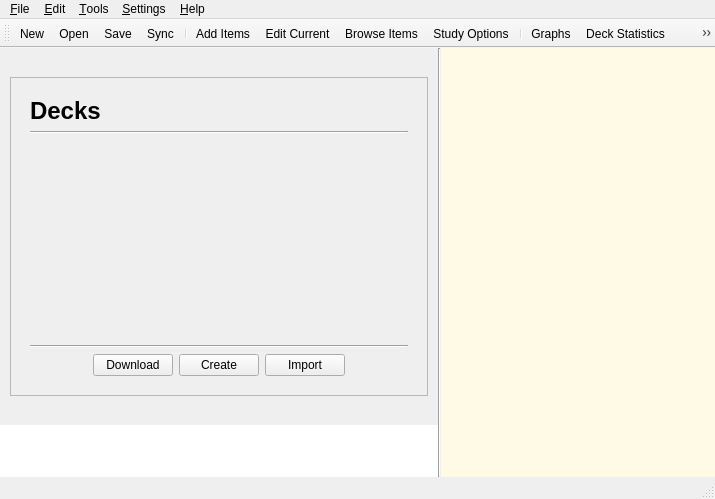
The window that designer/main.ui (ankitects/anki) describes before a commit, drawn with Qt 5.
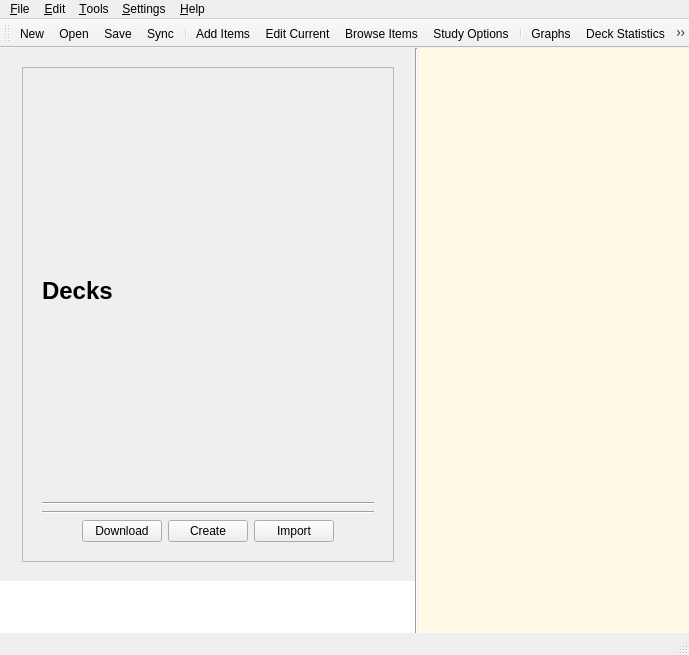
The same window after the commit. The open tabs and pages were chosen to show the change. Icons and pictures are not drawn.

Commit message: render deck browser properly with large fonts

```diff
--- a/designer/main.ui
+++ b/designer/main.ui
@@ -6,8 +6,8 @@
    <rect>
     <x>0</x>
     <y>0</y>
-    <width>715</width>
-    <height>499</height>
+    <width>689</width>
+    <height>655</height>
    </rect>
   </property>
   <property name="sizePolicy">
@@ -1095,7 +1095,7 @@
              <property name="sizeHint" stdset="0">
               <size>
                <width>20</width>
-               <height>20</height>
+               <height>10</height>
               </size>
              </property>
             </spacer>
@@ -1107,9 +1107,12 @@
                <property name="orientation">
                 <enum>Qt::Horizontal</enum>
                </property>
+               <property name="sizeType">
+                <enum>QSizePolicy::Expanding</enum>
+               </property>
                <property name="sizeHint" stdset="0">
                 <size>
-                 <width>1</width>
+                 <width>10</width>
                  <height>20</height>
                 </size>
                </property>
@@ -1118,21 +1121,15 @@
              <item>
               <widget class="QFrame" name="deckBrowserOuterFrame">
                <property name="sizePolicy">
-                <sizepolicy hsizetype="MinimumExpanding" vsizetype="MinimumExpanding">
-                 <horstretch>10</horstretch>
-                 <verstretch>10</verstretch>
+                <sizepolicy hsizetype="Expanding" vsizetype="Expanding">
+                 <horstretch>0</horstretch>
+                 <verstretch>0</verstretch>
                 </sizepolicy>
                </property>
                <property name="minimumSize">
                 <size>
-                 <width>0</width>
-                 <height>250</height>
-                </size>
-               </property>
-               <property name="maximumSize">
-                <size>
-                 <width>450</width>
-                 <height>16777215</height>
+                 <width>200</width>
+                 <height>200</height>
                 </size>
                </property>
                <property name="frameShape">
@@ -1161,65 +1158,6 @@
                     </property>
                    </widget>
                   </item>
-                  <item>
-                   <widget class="QScrollArea" name="decksScrollArea">
-                    <property name="sizePolicy">
-                     <sizepolicy hsizetype="MinimumExpanding" vsizetype="MinimumExpanding">
-                      <horstretch>0</horstretch>
-                      <verstretch>0</verstretch>
-                     </sizepolicy>
-                    </property>
-                    <property name="frameShape">
-                     <enum>QFrame::NoFrame</enum>
-                    </property>
-                    <property name="horizontalScrollBarPolicy">
-                     <enum>Qt::ScrollBarAsNeeded</enum>
-                    </property>
-                    <property name="widgetResizable">
-                     <bool>true</bool>
-                    </property>
-                    <widget class="QWidget" name="scrollAreaWidgetContents">
-                     <property name="geometry">
-                      <rect>
-                       <x>0</x>
-                       <y>0</y>
-                       <width>392</width>
-                       <height>183</height>
-                      </rect>
-                     </property>
-                     <property name="sizePolicy">
-                      <sizepolicy hsizetype="MinimumExpanding" vsizetype="Preferred">
-                       <horstretch>0</horstretch>
-                       <verstretch>0</verstretch>
-                      </sizepolicy>
-                     </property>
-                     <layout class="QVBoxLayout" name="verticalLayout_18">
-                      <property name="spacing">
-                       <number>0</number>
-                      </property>
-                      <property name="margin">
-                       <number>0</number>
-                      </property>
-                      <item>
-                       <widget class="QFrame" name="decksFrame">
-                        <property name="sizePolicy">
-                         <sizepolicy hsizetype="MinimumExpanding" vsizetype="Preferred">
-                          <horstretch>0</horstretch>
-                          <verstretch>0</verstretch>
-                         </sizepolicy>
-                        </property>
-                        <property name="frameShape">
-                         <enum>QFrame::NoFrame</enum>
-                        </property>
-                        <property name="frameShadow">
-                         <enum>QFrame::Raised</enum>
-                        </property>
-                       </widget>
-                      </item>
-                     </layout>
-                    </widget>
-                   </widget>
-                  </item>
                   <item>
                    <widget class="Line" name="line_4">
                     <property name="orientation">
@@ -1304,9 +1242,12 @@
                <property name="orientation">
                 <enum>Qt::Horizontal</enum>
                </property>
+               <property name="sizeType">
+                <enum>QSizePolicy::Expanding</enum>
+               </property>
                <property name="sizeHint" stdset="0">
                 <size>
-                 <width>1</width>
+                 <width>10</width>
                  <height>20</height>
                 </size>
                </property>
@@ -1325,7 +1266,7 @@
              <property name="sizeHint" stdset="0">
               <size>
                <width>20</width>
-               <height>20</height>
+               <height>10</height>
               </size>
              </property>
             </spacer>
@@ -1531,8 +1472,8 @@
     <rect>
      <x>0</x>
      <y>0</y>
-     <width>715</width>
-     <height>23</height>
+     <width>689</width>
+     <height>36</height>
     </rect>
    </property>
    <widget class="QMenu" name="menuHelp">
```
The commit also changes 1 other file.
